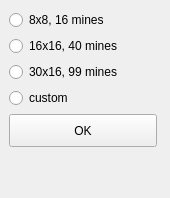
Above: start.ui from Tsemharb/miner before the change. Below: the same form after it.
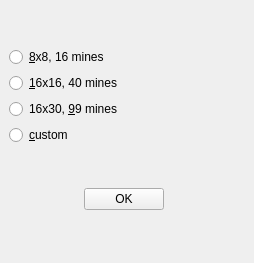
That is the form after the change.

```diff
--- a/start.ui
+++ b/start.ui
@@ -6,20 +6,20 @@
    <rect>
     <x>0</x>
     <y>0</y>
-    <width>170</width>
-    <height>198</height>
+    <width>254</width>
+    <height>263</height>
    </rect>
   </property>
   <property name="windowTitle">
    <string>Form</string>
   </property>
-  <widget class="QWidget" name="">
+  <widget class="QWidget" name="layoutWidget">
    <property name="geometry">
     <rect>
      <x>9</x>
      <y>10</y>
-     <width>148</width>
-     <height>176</height>
+     <width>231</width>
+     <height>239</height>
     </rect>
    </property>
    <layout class="QVBoxLayout" name="verticalLayout_2">
@@ -28,53 +28,46 @@
       <item>
        <widget class="QRadioButton" name="easy_rbtn">
         <property name="text">
-         <string>8x8, 16 mines</string>
+         <string>&amp;8x8, 16 mines</string>
         </property>
        </widget>
       </item>
       <item>
        <widget class="QRadioButton" name="medium_rbtn">
         <property name="text">
-         <string>16x16, 40 mines</string>
+         <string>&amp;16x16, 40 mines</string>
         </property>
        </widget>
       </item>
       <item>
        <widget class="QRadioButton" name="hard_rbtn">
         <property name="text">
-         <string>30x16, 99 mines</string>
+         <string>16x30, &amp;99 mines</string>
         </property>
        </widget>
       </item>
       <item>
        <widget class="QRadioButton" name="custom_rbtn">
         <property name="text">
-         <string>custom</string>
+         <string>&amp;custom</string>
         </property>
        </widget>
       </item>
      </layout>
     </item>
-    <item>
+    <item alignment="Qt::AlignHCenter">
      <widget class="QPushButton" name="ok_btn">
-      <property name="maximumSize">
-       <size>
-        <width>167</width>
-        <height>40</height>
-       </size>
+      <property name="sizePolicy">
+       <sizepolicy hsizetype="Maximum" vsizetype="Fixed">
+        <horstretch>0</horstretch>
+        <verstretch>0</verstretch>
+       </sizepolicy>
       </property>
       <property name="text">
        <string>OK</string>
       </property>
      </widget>
     </item>
-    <item>
-     <widget class="QLabel" name="mode_lbl">
-      <property name="text">
-       <string/>
-      </property>
-     </widget>
-    </item>
    </layout>
   </widget>
  </widget>
```
